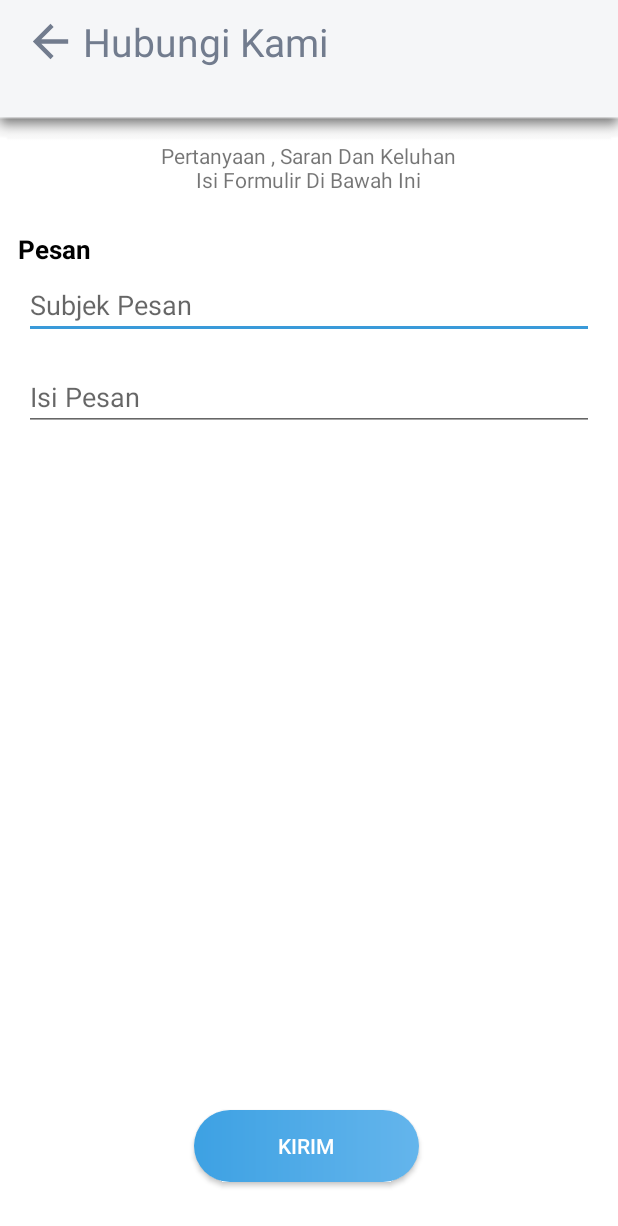
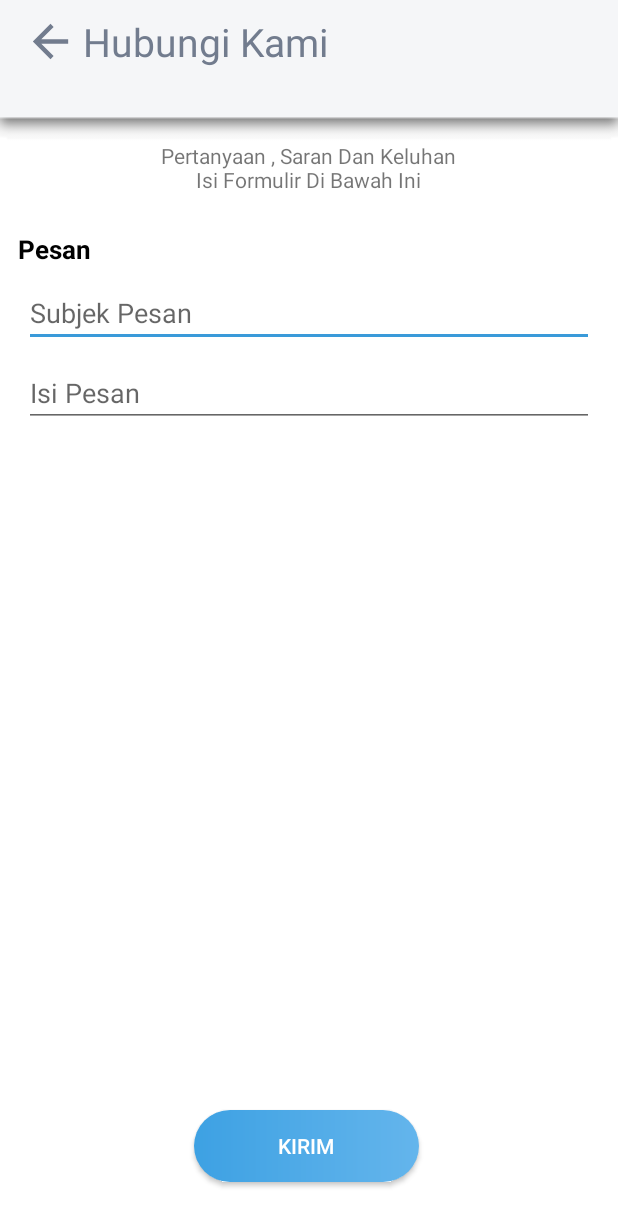
Before and after one commit to naufalahnaf17/SaranaLaporBandung, an Android app: the ContactUs screen opened directly, with no data from a screen before it, on a phone screen of 412 x 824 dp. Shown: the top 1226 px of the screen. Run offline under Robolectric (Android 15) with nearby library versions, the phone set to English and light mode, and no system bars; our stand-ins replace Firebase (no records; nobody signed in at launch, a user with empty details on screens opened directly).

Commit message:
Add Fitur Contact Us & Resize width list Menu

```diff
--- a/app/src/main/AndroidManifest.xml
+++ b/app/src/main/AndroidManifest.xml
@@ -3,6 +3,9 @@
     package="app.android.saranalaporbandung">
 
     <uses-permission android:name="android.permission.INTERNET" />
+    <uses-permission android:name="android.permission.READ_EXTERNAL_STORAGE" />
+    <uses-permission android:name="android.permission.READ_INTERNAL_STORAGE" />
+    <uses-permission android:name="android.permission.ACCESS_NETWORK_STATE" />
 
     <application
         android:allowBackup="true"
--- a/app/src/main/res/layout/activity_contact_us.xml
+++ b/app/src/main/res/layout/activity_contact_us.xml
@@ -49,13 +49,16 @@
     <EditText
         android:id="@+id/edtSubject"
         android:layout_width="match_parent"
-        android:layout_height="40dp"
+        android:layout_height="wrap_content"
         android:layout_marginStart="16dp"
         android:layout_marginLeft="16dp"
         android:layout_marginTop="8dp"
         android:layout_marginEnd="16dp"
         android:layout_marginRight="16dp"
         android:ems="10"
+        android:ellipsize="none"
+        android:maxLines="3"
+        android:scrollHorizontally="false"
         android:inputType="text"
         android:hint="Subjek Pesan"
         app:layout_constraintEnd_toEndOf="parent"
@@ -67,7 +70,7 @@
         android:layout_width="match_parent"
         android:layout_height="wrap_content"
         android:layout_marginStart="16dp"
-        android:layout_marginTop="16dp"
+        android:layout_marginTop="8dp"
         android:layout_marginEnd="16dp"
         android:ems="10"
         android:hint="Isi Pesan"
```
Also changed, not shown: app/src/main/java/app/android/saranalaporbandung/More/ContactUs.java (+45 -1 lines), app/src/main/res/layout/custom_lv_menu.xml (+4 -4 lines), app/src/main/res/layout/fragment_more.xml (+5 -5 lines).
